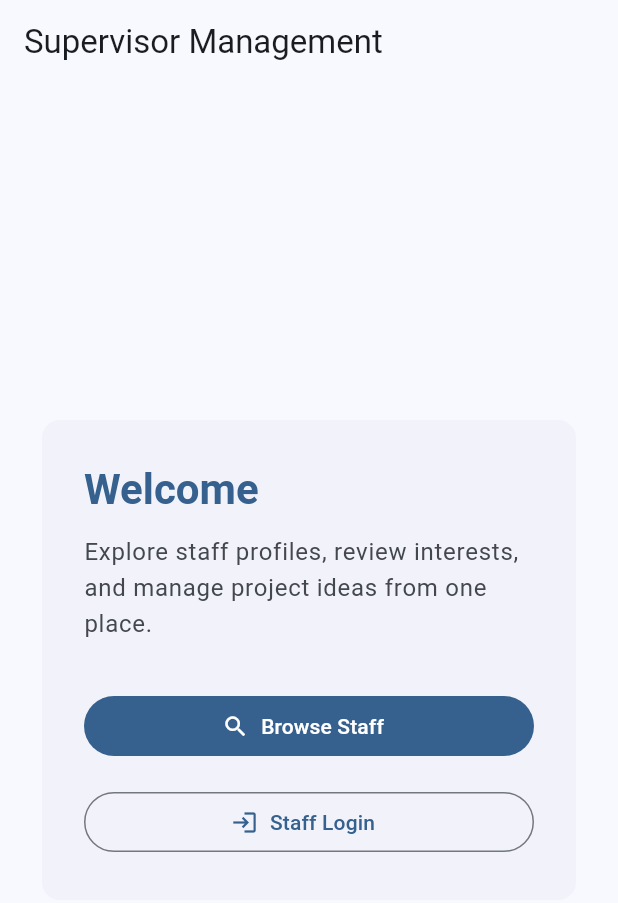
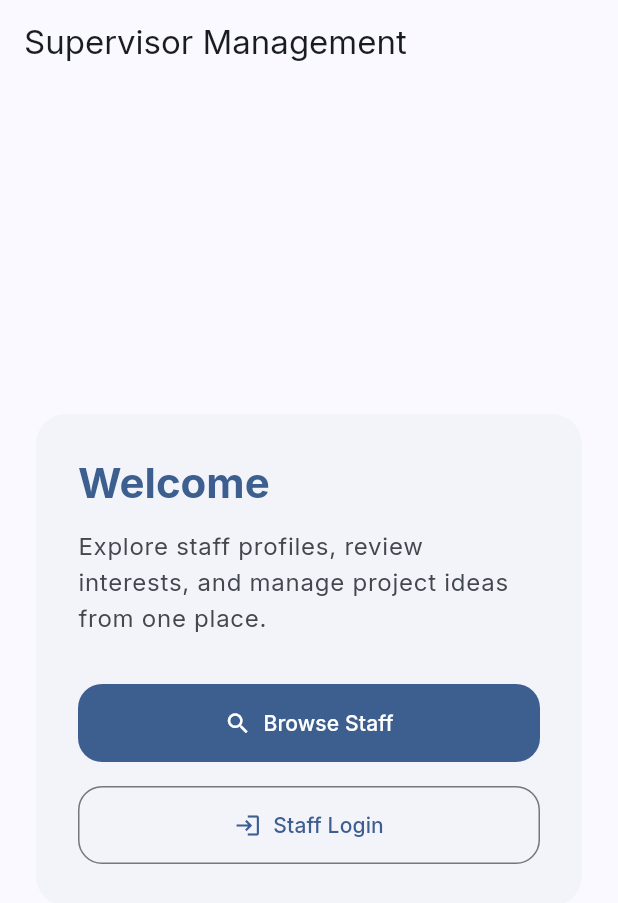
Before and after one commit to sweetdreams-q/supervisor_management, a Flutter app: the screen it shows after launch, on a phone screen of 412 x 824 dp. Shown: the top 903 px of the screen. Run offline on Flutter 3.47's test engine with Material 3 defaults, Android fonts, the light colour scheme and no system bars; our stand-ins replace equatable, go_router, google_fonts; accounts and stored records are empty.

Commit message:
feat: enhance UI with loading, error, and empty state views; implement hover card functionality

```diff
--- a/lib/main.dart
+++ b/lib/main.dart
@@ -1,5 +1,6 @@
 import 'package:flutter/material.dart';
 import 'package:provider/provider.dart';
+import 'package:google_fonts/google_fonts.dart';
 
 import 'providers/auth_provider.dart';
 import 'providers/interest_provider.dart';
@@ -28,8 +29,41 @@ class MyApp extends StatelessWidget {
         routerConfig: appRouter,
         title: 'Supervisor Management',
         theme: ThemeData(
-          colorScheme: ColorScheme.fromSeed(seedColor: Colors.blue),
+          colorScheme: ColorScheme.fromSeed(seedColor: const Color(0xFF215A9C)),
           useMaterial3: true,
+          textTheme: GoogleFonts.interTextTheme(),
+          appBarTheme: const AppBarTheme(centerTitle: false),
+          cardTheme: CardTheme(
+            elevation: 0,
+            shape: RoundedRectangleBorder(
+              borderRadius: BorderRadius.circular(20),
+            ),
+            margin: EdgeInsets.zero,
+          ),
+          inputDecorationTheme: InputDecorationTheme(
+            filled: true,
+            fillColor: Colors.white,
+            border: OutlineInputBorder(
+              borderRadius: BorderRadius.circular(16),
+            ),
+            enabledBorder: OutlineInputBorder(
+              borderRadius: BorderRadius.circular(16),
+              borderSide: BorderSide(color: Colors.grey.shade300),
+            ),
+            contentPadding: const EdgeInsets.symmetric(horizontal: 16, vertical: 16),
+          ),
+          filledButtonTheme: FilledButtonThemeData(
+            style: FilledButton.styleFrom(
+              shape: RoundedRectangleBorder(borderRadius: BorderRadius.circular(16)),
+              padding: const EdgeInsets.symmetric(horizontal: 20, vertical: 16),
+            ),
+          ),
+          outlinedButtonTheme: OutlinedButtonThemeData(
+            style: OutlinedButton.styleFrom(
+              shape: RoundedRectangleBorder(borderRadius: BorderRadius.circular(16)),
+              padding: const EdgeInsets.symmetric(horizontal: 20, vertical: 16),
+            ),
+          ),
         ),
       ),
     );
--- a/lib/screens/home_screen.dart
+++ b/lib/screens/home_screen.dart
@@ -1,7 +1,9 @@
 import 'package:flutter/material.dart';
+import 'package:flutter/foundation.dart';
 import 'package:go_router/go_router.dart';
 
 import '../routes/app_routes.dart';
+import '../widgets/hover_card.dart';
 
 class HomeScreen extends StatelessWidget {
   const HomeScreen({super.key});
@@ -45,16 +47,22 @@ class HomeScreen extends StatelessWidget {
               crossAxisAlignment: CrossAxisAlignment.stretch,
               mainAxisSize: MainAxisSize.min,
               children: [
-                FilledButton.icon(
+                HoverCard(
+                  padding: EdgeInsets.zero,
+                  child: FilledButton.icon(
                     onPressed: () => context.go(AppRoutes.browseStaff),
                     icon: const Icon(Icons.search),
                     label: const Text('Browse Staff'),
                   ),
+                ),
                 const SizedBox(height: 16),
-                OutlinedButton.icon(
+                HoverCard(
+                  padding: EdgeInsets.zero,
+                  child: OutlinedButton.icon(
                     onPressed: () => context.go(AppRoutes.login),
                     icon: const Icon(Icons.login),
                     label: const Text('Staff Login'),
+                  ),
                 ),
               ],
             );
@@ -82,13 +90,11 @@ class HomeScreen extends StatelessWidget {
                 constraints: const BoxConstraints(maxWidth: 1000),
                 child: Padding(
                   padding: const EdgeInsets.all(24),
-                  child: Card(
+                  child: HoverCard(
                     elevation: 0,
                     color: colorScheme.surfaceContainerLow,
-                    child: Padding(
                     padding: const EdgeInsets.all(28),
                     child: content,
-                    ),
                   ),
                 ),
               ),
--- /dev/null
+++ b/lib/widgets/hover_card.dart
@@ -0,0 +1,72 @@
+import 'package:flutter/foundation.dart';
+import 'package:flutter/material.dart';
+
+class HoverCard extends StatefulWidget {
+  const HoverCard({super.key, required this.child, this.onTap, this.margin, this.padding, this.color, this.elevation = 0});
+
+  final Widget child;
+  final VoidCallback? onTap;
+  final EdgeInsetsGeometry? margin;
+  final EdgeInsetsGeometry? padding;
+  final Color? color;
+  final double elevation;
+
+  @override
+  State<HoverCard> createState() => _HoverCardState();
+}
+
+class _HoverCardState extends State<HoverCard> {
+  bool _isHovered = false;
+
+  @override
+  Widget build(BuildContext context) {
+    final colorScheme = Theme.of(context).colorScheme;
+    final isInteractive = widget.onTap != null;
+
+    final card = AnimatedContainer(
+      duration: const Duration(milliseconds: 180),
+      curve: Curves.easeOut,
+      transform: Matrix4.identity()..translate(0.0, _isHovered && kIsWeb ? -4.0 : 0.0),
+      child: Card(
+        elevation: _isHovered && kIsWeb ? widget.elevation + 4 : widget.elevation,
+        color: widget.color ?? colorScheme.surfaceContainerLow,
+        margin: widget.margin,
+        child: InkWell(
+          onTap: widget.onTap,
+          onHover: (hovered) {
+            if (!isInteractive) {
+              return;
+            }
+            setState(() {
+              _isHovered = hovered;
+            });
+          },
+          borderRadius: BorderRadius.circular(20),
+          child: Padding(
+            padding: widget.padding ?? const EdgeInsets.all(16),
+            child: widget.child,
+          ),
+        ),
+      ),
+    );
+
+    if (!isInteractive) {
+      return card;
+    }
+
+    return MouseRegion(
+      cursor: SystemMouseCursors.click,
+      onEnter: (_) {
+        if (kIsWeb) {
+          setState(() => _isHovered = true);
+        }
+      },
+      onExit: (_) {
+        if (kIsWeb) {
+          setState(() => _isHovered = false);
+        }
+      },
+      child: card,
+    );
+  }
+}
```
Also changed, not shown: lib/screens/browse_staff_screen.dart (+17 -46 lines), lib/screens/login_screen.dart (+6 -3 lines), lib/screens/staff_dashboard_screen.dart (+28 -24 lines), lib/widgets/app_empty_view.dart (added, +38 -0 lines), lib/widgets/app_error_view.dart (added, +49 -0 lines), lib/widgets/app_loading_view.dart (added, +28 -0 lines). Lines whose indentation alone changed are shown as unchanged.
